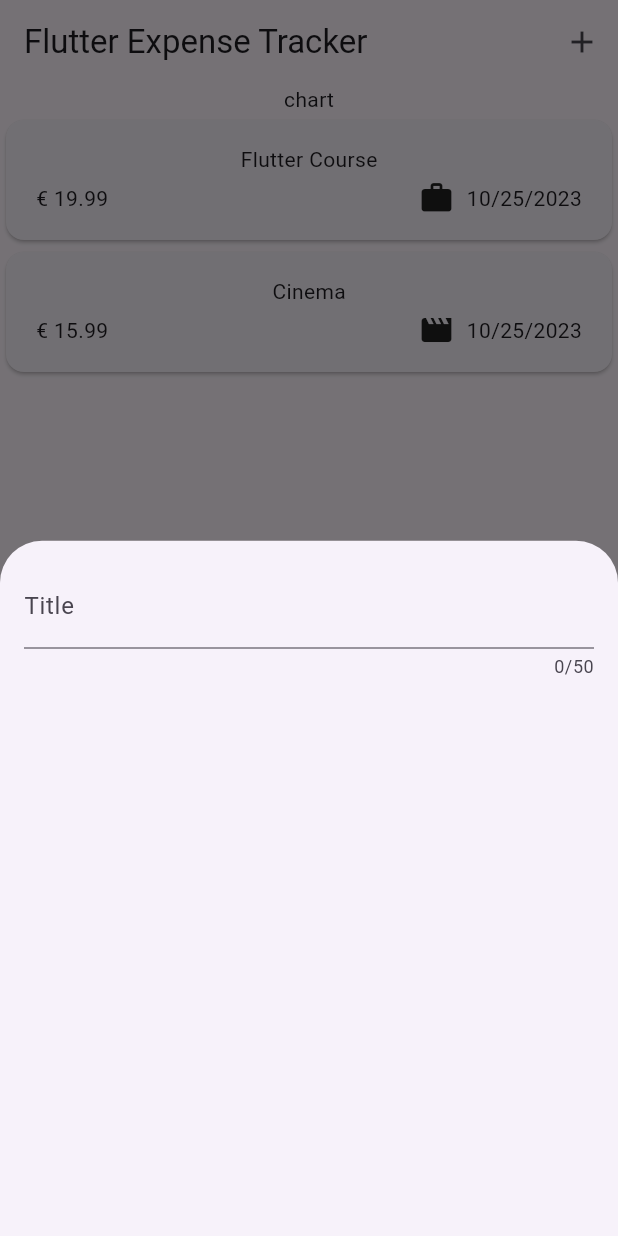
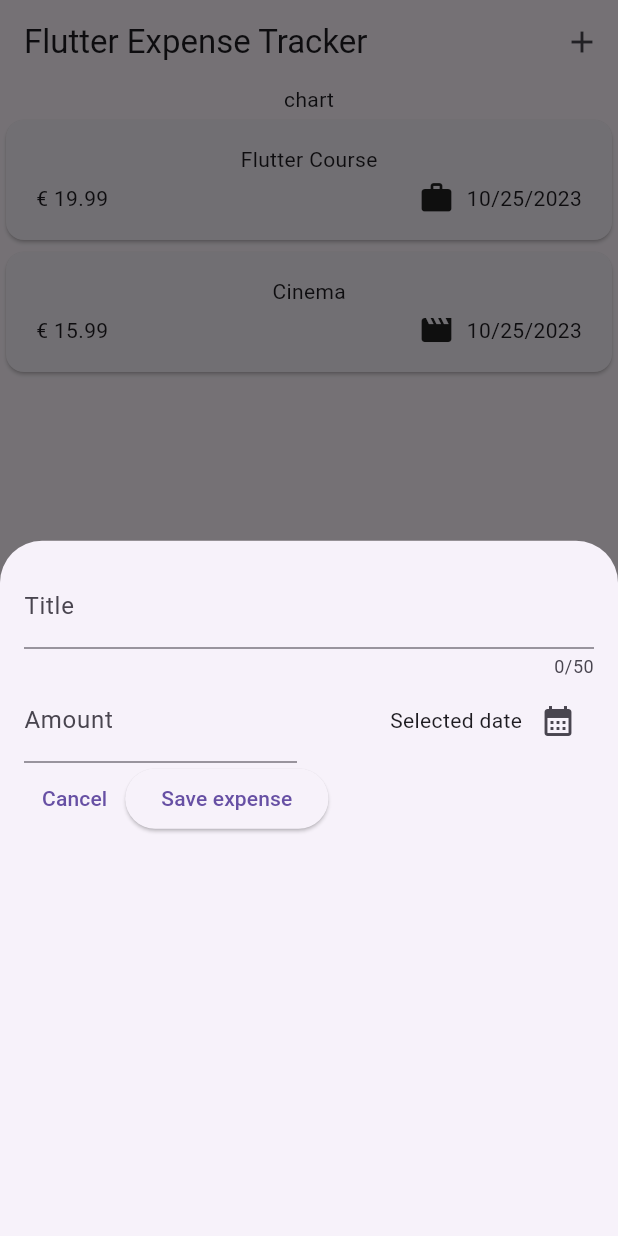
Before and after one commit to andreaa21/expense_tracker, a Flutter app: the screen it shows after launch, after a tap on the "add" icon, on a phone screen of 412 x 824 dp. Run offline on Flutter 3.47's test engine with Material 2 defaults, Android fonts, the phone set to English and light mode, and no system bars.

Commit message:
roba per modale

```diff
--- a/lib/widgets/new_expense.dart
+++ b/lib/widgets/new_expense.dart
@@ -10,18 +10,82 @@ class NewExpense extends StatefulWidget {
 }
 
 class _NewExpenseState extends State<NewExpense> {
+  final _titleController = TextEditingController();
+  final _amountController = TextEditingController();
+
+  void _presentDatePicker() {
+    final now = DateTime.now();
+    final firstDate = DateTime(now.year - 1, now.month, now.day);
+
+    showDatePicker(
+        context: context,
+        initialDate: now,
+        firstDate: firstDate,
+        lastDate: now);
+  }
+
+  @override
+  void dispose() {
+    _titleController.dispose();
+    _amountController.dispose();
+    super.dispose();
+  }
+
   @override
   Widget build(BuildContext context) {
-    return const Padding(
-      padding: EdgeInsets.all(16),
+    return Padding(
+      padding: const EdgeInsets.all(16),
       child: Column(
         children: [
           TextField(
+            controller: _titleController,
             maxLength: 50,
             keyboardType: TextInputType.text,
-            decoration: InputDecoration(
+            decoration: const InputDecoration(
               label: Text('Title'),
             ),
+          ),
+          Row(
+            children: [
+              Expanded(
+                child: TextField(
+                  controller: _amountController,
+                  keyboardType: TextInputType.number,
+                  decoration: const InputDecoration(
+                    prefixText: '€ ',
+                    label: Text('Amount'),
+                  ),
+                ),
+              ),
+              const SizedBox(width: 16),
+              Expanded(
+                child: Row(
+                  mainAxisAlignment: MainAxisAlignment.end,
+                  crossAxisAlignment: CrossAxisAlignment.center,
+                  children: [
+                    const Text('Selected date'),
+                    IconButton(
+                      onPressed: _presentDatePicker,
+                      icon: const Icon(Icons.calendar_month),
+                    ),
+                  ],
+                ),
+              ),
+            ],
+          ),
+          Row(
+            children: [
+              TextButton(
+                onPressed: () {
+                  Navigator.pop(context);
+                },
+                child: const Text('Cancel'),
+              ),
+              ElevatedButton(
+                onPressed: () {},
+                child: const Text('Save expense'),
+              ),
+            ],
           ),
         ],
       ),
```
